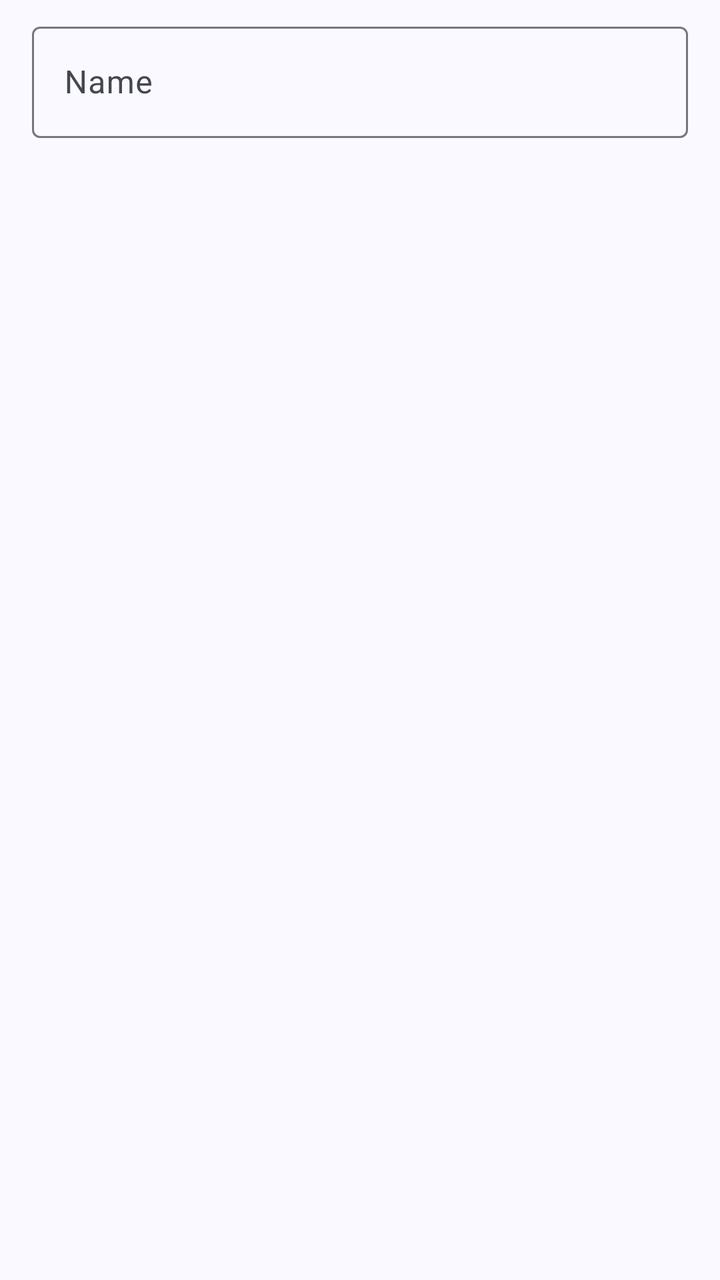
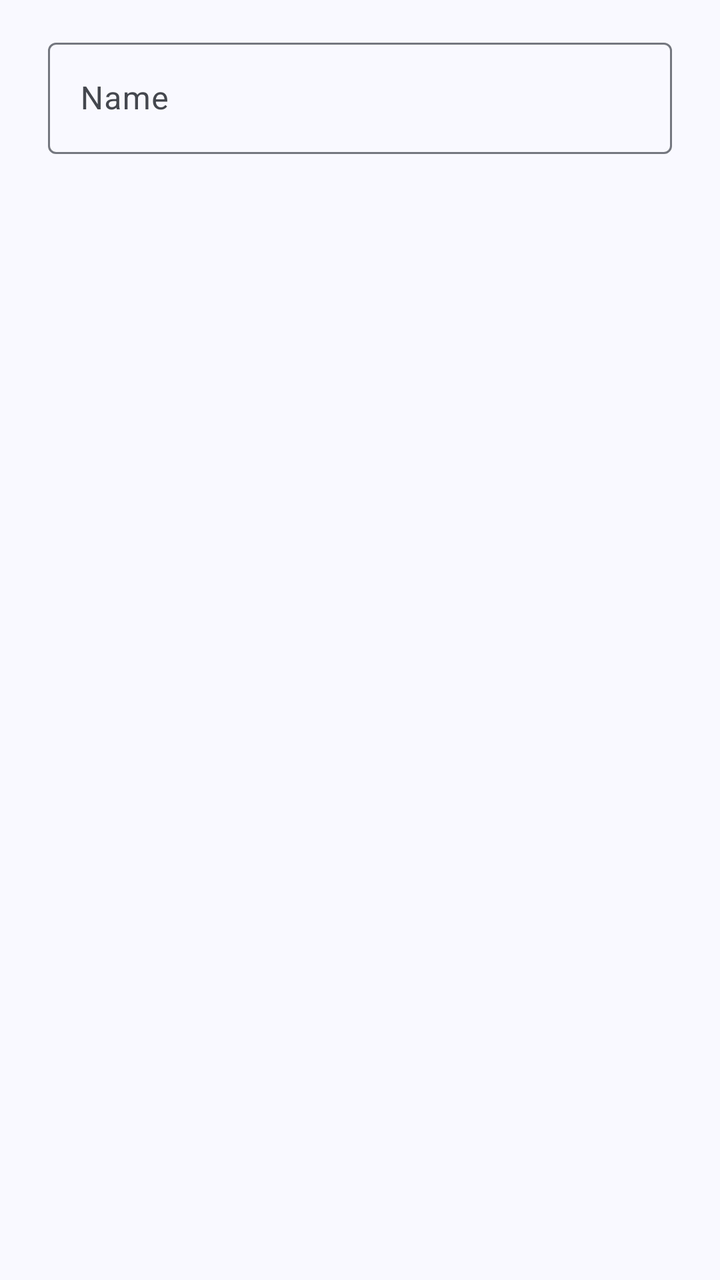

Screens rendered from an Android XML layout before and after an edit, with the pre-edit source and the edit as a unified diff.
<!-- AndroidManifest.xml: application theme AppTheme -->
<!-- res/layout/dialog_torrent_rename.xml -->
<?xml version="1.0" encoding="utf-8"?>
<FrameLayout xmlns:android="http://schemas.android.com/apk/res/android"
    android:layout_width="match_parent"
    android:layout_height="wrap_content">

    <com.google.android.material.textfield.TextInputLayout
        android:id="@+id/input_layout_name"
        style="@style/Widget.Material3.TextInputLayout.OutlinedBox"
        android:layout_width="match_parent"
        android:layout_height="wrap_content"
        android:layout_marginHorizontal="16dp"
        android:layout_marginTop="8dp">

        <com.google.android.material.textfield.TextInputEditText
            android:id="@+id/edit_name"
            android:layout_width="match_parent"
            android:layout_height="wrap_content"
            android:hint="@string/torrent_rename_torrent_hint"
            android:inputType="text" />

    </com.google.android.material.textfield.TextInputLayout>

</FrameLayout>
<!-- resources referenced by this layout -->
<resources>
  <string name="torrent_rename_torrent_hint">Name</string>
  <color name="md_theme_primary">#415F91</color>
  <color name="md_theme_onPrimary">#FFFFFF</color>
  <color name="md_theme_primaryContainer">#D6E3FF</color>
  <color name="md_theme_onPrimaryContainer">#001B3E</color>
  <color name="md_theme_secondary">#565F71</color>
  <color name="md_theme_onSecondary">#FFFFFF</color>
  <color name="md_theme_secondaryContainer">#DAE2F9</color>
  <color name="md_theme_onSecondaryContainer">#131C2B</color>
  <color name="md_theme_tertiary">#705575</color>
  <color name="md_theme_onTertiary">#FFFFFF</color>
  <color name="md_theme_tertiaryContainer">#FAD8FD</color>
  <color name="md_theme_onTertiaryContainer">#28132E</color>
  <color name="md_theme_error">#BA1A1A</color>
  <color name="md_theme_onError">#FFFFFF</color>
  <color name="md_theme_errorContainer">#FFDAD6</color>
  <color name="md_theme_onErrorContainer">#410002</color>
  <color name="md_theme_background">#F9F9FF</color>
  <color name="md_theme_onBackground">#191C20</color>
  <color name="md_theme_surface">#F9F9FF</color>
  <color name="md_theme_onSurface">#191C20</color>
  <color name="md_theme_surfaceVariant">#E0E2EC</color>
  <color name="md_theme_onSurfaceVariant">#44474E</color>
  <color name="md_theme_outline">#74777F</color>
  <color name="md_theme_outlineVariant">#C4C6D0</color>
  <color name="md_theme_inverseSurface">#2E3036</color>
  <color name="md_theme_inverseOnSurface">#F0F0F7</color>
  <color name="md_theme_inversePrimary">#AAC7FF</color>
  <color name="md_theme_primaryFixed">#D6E3FF</color>
  <color name="md_theme_onPrimaryFixed">#001B3E</color>
  <color name="md_theme_primaryFixedDim">#AAC7FF</color>
  <color name="md_theme_onPrimaryFixedVariant">#284777</color>
  <color name="md_theme_secondaryFixed">#DAE2F9</color>
  <color name="md_theme_onSecondaryFixed">#131C2B</color>
  <color name="md_theme_secondaryFixedDim">#BEC6DC</color>
  <color name="md_theme_onSecondaryFixedVariant">#3E4759</color>
  <color name="md_theme_tertiaryFixed">#FAD8FD</color>
  <color name="md_theme_onTertiaryFixed">#28132E</color>
  <color name="md_theme_tertiaryFixedDim">#DDBCE0</color>
  <color name="md_theme_onTertiaryFixedVariant">#573E5C</color>
  <color name="md_theme_surfaceDim">#D9D9E0</color>
  <color name="md_theme_surfaceBright">#F9F9FF</color>
  <color name="md_theme_surfaceContainerLowest">#FFFFFF</color>
  <color name="md_theme_surfaceContainerLow">#F3F3FA</color>
  <color name="md_theme_surfaceContainer">#EDEDF4</color>
  <color name="md_theme_surfaceContainerHigh">#E7E8EE</color>
  <color name="md_theme_surfaceContainerHighest">#E2E2E9</color>
  <style name="AppTheme.SnackbarTextViewStyle" parent="Widget.Material3.Snackbar.TextView">
          <item name="android:maxLines">15</item>
      </style>
  <!-- unchanged entries left out for length: 1 -->
</resources>

<!-- the commit's change to res/layout/dialog_torrent_rename.xml (unified diff, before → after) -->
@@ -8,8 +8,8 @@
         style="@style/Widget.Material3.TextInputLayout.OutlinedBox"
         android:layout_width="match_parent"
         android:layout_height="wrap_content"
-        android:layout_marginHorizontal="16dp"
-        android:layout_marginTop="8dp">
+        android:layout_marginHorizontal="24dp"
+        android:layout_marginTop="16dp">
 
         <com.google.android.material.textfield.TextInputEditText
             android:id="@+id/edit_name"
